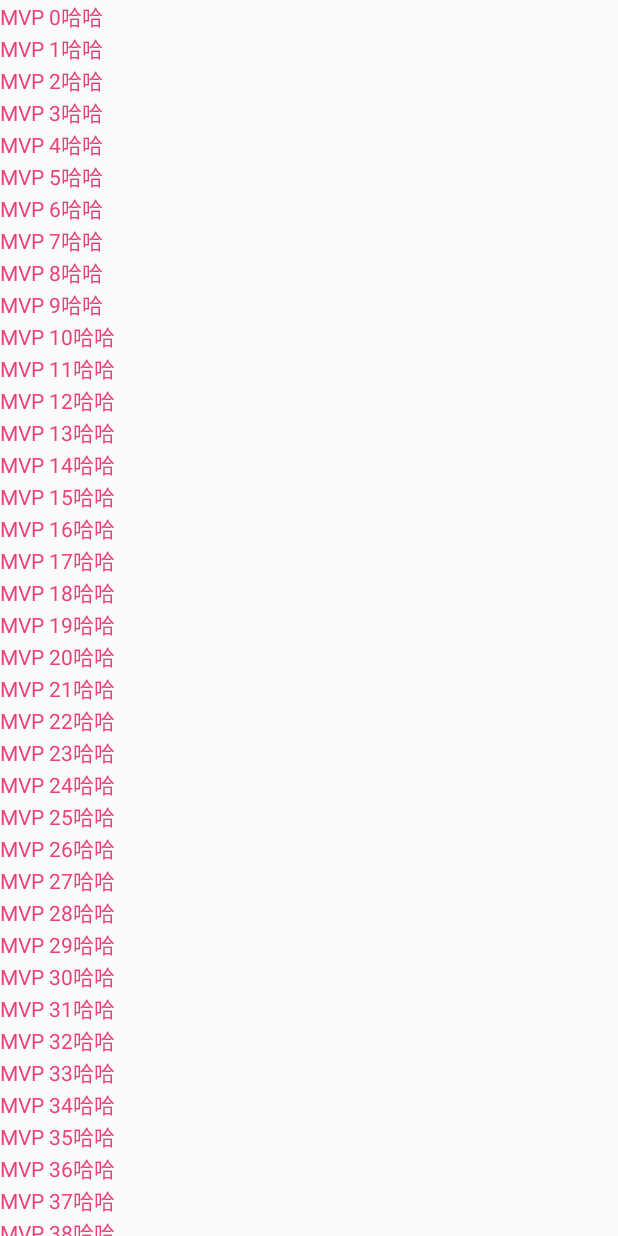
After one commit to huangzhiqin/UtilDemo, an Android app: the MVPActivity screen opened directly, with no data from a screen before it, on a phone screen of 412 x 824 dp. The commit adds this screen. Run offline under Robolectric (Android 15) with nearby library versions, the phone set to English and light mode, and no system bars; our stand-ins replace RxJava; 1 statement that could not run was skipped.

Commit message:
加入MVP模式，开始研究rxJava

```diff
--- a/UtilsDemo/app/build.gradle
+++ b/UtilsDemo/app/build.gradle
@@ -50,6 +50,9 @@ dependencies {
     //表格
     compile 'com.github.huangyanbin:SmartTable:2.2.0'
 
+    compile 'io.reactivex.rxjava2:rxjava:2.2.0'
+    compile 'io.reactivex.rxjava2:rxandroid:2.1.1'
+
 
 
 
--- a/UtilsDemo/app/src/main/java/android/support/v7/widget/helper/mvp/NewPresenter.java
+++ b/UtilsDemo/app/src/main/java/android/support/v7/widget/helper/mvp/NewPresenter.java
@@ -1,8 +1,25 @@
 package android.support.v7.widget.helper.mvp;
 
 import android.support.v7.widget.helper.mvp.base.BasePresenter;
+import android.support.v7.widget.helper.mvp.bean.MVP1Bean;
 import android.support.v7.widget.helper.mvp.views.NewView;
 import android.util.Log;
+
+import java.util.ArrayList;
+import java.util.HashMap;
+import java.util.Iterator;
+import java.util.List;
+import java.util.Map;
+import java.util.logging.Logger;
+
+import io.reactivex.Observable;
+import io.reactivex.ObservableEmitter;
+import io.reactivex.ObservableOnSubscribe;
+import io.reactivex.Observer;
+import io.reactivex.annotations.NonNull;
+import io.reactivex.disposables.Disposable;
+import io.reactivex.functions.Consumer;
+import io.reactivex.functions.Function;
 
 /**
  * Created by alina on 2019/3/18.
@@ -12,11 +29,13 @@ public class NewPresenter implements BasePresenter {
     private String TAG="NewPresenter";
     private NewView newsView;
 
-    public NewPresenter() {
+    public NewPresenter(NewView newsView) {
         if (newsView==null){
             Log.e(TAG,"taskDetailView cannot be null!");
+        }else {
+            this.newsView=newsView;
+            newsView.setPresenter(this);
         }
-        newsView.setPresenter(this);
     }
 
     @Override
@@ -31,11 +50,70 @@ public class NewPresenter implements BasePresenter {
 
     @Override
     public void netWorkData() {
-
+        List<Object> list=new ArrayList<>();
+        for (int i=0;i<10000;i++){
+            MVP1Bean mvpBean=new MVP1Bean();
+            mvpBean.name="MVP "+i+"哈哈";
+            list.add(mvpBean);
+        }
+        newsView.netWorkSuccess(list);
+        rxJavaConcat();
+        //rxJavaMap();
     }
 
     @Override
     public void netWorkLoadMoreData() {
 
     }
+
+    @SuppressWarnings("unchecked")//去掉泛型检查
+    private void rxJavaConcat(){
+        Observable.concat(Observable.just(1,2,3),Observable.just(4,5,6))
+                .subscribe(new Consumer<Integer>() {
+                    @Override
+                    public void accept(Integer integer) throws Exception {
+                        Log.e(TAG,"=========>"+integer);
+                    }
+                });
+        List<MVP1Bean> list=new ArrayList<>();
+        for (int i=0;i<10;i++){
+            MVP1Bean mvp=new MVP1Bean();
+            mvp.name="我是第 "+i+" 条数据";
+            list.add(mvp);
+        }
+        Observable.concatArray(Observable.just(list),Observable.just(list),Observable.just(list),Observable.just(list),Observable.just(list))
+        .subscribe(new Consumer<List< MVP1Bean>>() {
+            @Override
+            public void accept(List<MVP1Bean> stringObjectMap) throws Exception {
+                for (int i=0;i<stringObjectMap.size();i++){
+                    Log.e(TAG,"===>name="+stringObjectMap.get(i).name);
+                }
+
+            }
+        });
+    }
+
+    private void rxJavaMap(){
+        Observable.create(new ObservableOnSubscribe<Integer>() {
+            @Override
+            public void subscribe(@NonNull ObservableEmitter<Integer> emitter) throws Exception {
+                emitter.onNext(1);
+                emitter.onNext(2);
+                emitter.onNext(3);
+
+            }
+        }).map(new Function<Integer, String>() {//对数据类型进行转换Integer转成String
+            @Override
+            public String apply(@NonNull Integer integer) throws Exception {
+                return "this is result "+integer;
+            }
+        }).subscribe(new Consumer<String>() {
+            @Override
+            public void accept(String s) throws Exception {
+                Log.e(TAG,"accept=======> "+s);
+
+            }
+        });
+
+    }
 }
--- /dev/null
+++ b/UtilsDemo/app/src/main/java/android/support/v7/widget/helper/mvp/bean/MVP1Bean.java
@@ -0,0 +1,9 @@
+package android.support.v7.widget.helper.mvp.bean;
+
+/**
+ * Created by alina on 2019/3/26.
+ */
+
+public class MVP1Bean {
+    public String name;
+}
--- /dev/null
+++ b/UtilsDemo/app/src/main/java/android/support/v7/widget/helper/mvp/test/MVPActivity.java
@@ -0,0 +1,92 @@
+package android.support.v7.widget.helper.mvp.test;
+
+import android.app.Activity;
+import android.os.Bundle;
+import android.os.Handler;
+import android.support.annotation.Nullable;
+import android.support.v7.widget.LinearLayoutManager;
+import android.support.v7.widget.RecyclerView;
+import android.support.v7.widget.helper.mvp.NewPresenter;
+import android.support.v7.widget.helper.mvp.base.BasePresenter;
+import android.support.v7.widget.helper.mvp.bean.MVP1Bean;
+import android.support.v7.widget.helper.mvp.viewholder.MVP1ViewHolder;
+import android.support.v7.widget.helper.mvp.views.NewView;
+import android.util.Log;
+import android.widget.Toast;
+
+import com.first.alina.utilsdemo.R;
+import com.first.alina.utilsdemo.common.recyclerviews.ViewHolder;
+import com.first.alina.utilsdemo.scrollview.adapters.Adapter1;
+
+import java.util.ArrayList;
+import java.util.List;
+
+/**
+ * Created by alina on 2019/3/26.
+ */
+
+public class MVPActivity extends Activity implements NewView{
+    private final String TAG="MVPActivity";
+    private List<Object> objectList;
+    private Adapter1<Object> adapter1;
+    private NewPresenter newPresenter;
+    @Override
+    protected void onCreate(@Nullable Bundle savedInstanceState) {
+        super.onCreate(savedInstanceState);
+        setContentView(R.layout.activity_mvp);
+        RecyclerView recyclerView=findViewById(R.id.recyclerView);
+        objectList=new ArrayList<>();
+        new NewPresenter(this);
+        adapter1=new Adapter1<Object>(this) {
+            @Override
+            public Class<? extends ViewHolder> getHolderClass(Object object, int position) {
+                if (object instanceof MVP1Bean){
+                    return MVP1ViewHolder.class;
+                }
+                return MVP1ViewHolder.class;
+            }
+        };
+        recyclerView.setLayoutManager(new LinearLayoutManager(this));
+        recyclerView.setAdapter(adapter1);
+        newPresenter.netWorkData();
+        String [] names={"1","2","3"};
+
+    }
+
+    @Override
+    protected void onResume() {
+        super.onResume();
+        newPresenter.subscribe();
+    }
+
+    @Override
+    protected void onPause() {
+        super.onPause();
+        newPresenter.unSubscribe();
+    }
+
+    @Override
+    public void setPresenter(BasePresenter presenter) {
+        newPresenter= (NewPresenter) presenter;
+    }
+
+    @Override
+    public void netWorkSuccess(List<Object> list) {
+        objectList=list;
+        adapter1.addData(objectList);
+        Log.e(TAG,"====>"+list.size());
+       new Handler().postDelayed(new Runnable() {
+           @Override
+           public void run() {
+               Toast.makeText(MVPActivity.this,"添加数组",Toast.LENGTH_SHORT).show();
+           }
+       },3000);
+    }
+
+
+
+    @Override
+    public void netWorkError(Object object) {
+        Log.e(TAG,"====>"+object.toString());
+    }
+}
--- /dev/null
+++ b/UtilsDemo/app/src/main/java/android/support/v7/widget/helper/mvp/viewholder/MVP1ViewHolder.java
@@ -0,0 +1,35 @@
+package android.support.v7.widget.helper.mvp.viewholder;
+
+import android.content.Intent;
+import android.support.v7.widget.helper.mvp.bean.MVP1Bean;
+import android.support.v7.widget.helper.mvp.test.TestActivity;
+import android.view.View;
+import android.widget.TextView;
+
+import com.first.alina.utilsdemo.R;
+import com.first.alina.utilsdemo.common.recyclerviews.BindLayout;
+import com.first.alina.utilsdemo.common.recyclerviews.ViewHolder;
+
+/**
+ * Created by alina on 2019/3/26.
+ */
+@BindLayout(R.layout.viewholer_mvp1)
+public class MVP1ViewHolder extends ViewHolder<MVP1Bean> {
+    private TextView textView;
+
+    public MVP1ViewHolder(View itemView) {
+        super(itemView);
+        textView = getView(R.id.mvp_tv2);
+    }
+
+    @Override
+    public void setContent(final MVP1Bean item, int position) {
+        textView.setText(item.name);
+        textView.setOnClickListener(new View.OnClickListener() {
+            @Override
+            public void onClick(View v) {
+                textView.getContext().startActivity(new Intent(textView.getContext(), TestActivity.class));
+            }
+        });
+    }
+}
--- a/UtilsDemo/app/src/main/java/android/support/v7/widget/helper/mvp/views/NewView.java
+++ b/UtilsDemo/app/src/main/java/android/support/v7/widget/helper/mvp/views/NewView.java
@@ -2,6 +2,9 @@ package android.support.v7.widget.helper.mvp.views;
 
 import android.support.v7.widget.helper.mvp.base.BasePresenter;
 import android.support.v7.widget.helper.mvp.base.BaseView;
+import android.support.v7.widget.helper.mvp.bean.MVP1Bean;
+
+import java.util.List;
 
 /**
  * Created by alina on 2019/3/22.
@@ -9,7 +12,7 @@ import android.support.v7.widget.helper.mvp.base.BaseView;
 
 public interface NewView extends BaseView<BasePresenter> {
 
-    void netWorkSuccess();
+    void netWorkSuccess(List<Object> list);
 
     void netWorkError(Object object);
 }
--- a/UtilsDemo/app/src/main/res/layout/activity_main.xml
+++ b/UtilsDemo/app/src/main/res/layout/activity_main.xml
@@ -179,6 +179,12 @@
             android:layout_height="wrap_content"
             android:layout_marginTop="10dp"
             android:text="画布" />
+        <TextView
+            android:id="@+id/mvp_tv"
+            android:layout_width="wrap_content"
+            android:layout_height="wrap_content"
+            android:layout_marginTop="20dp"
+            android:text="MVP"/>
 
 
     </LinearLayout>
--- /dev/null
+++ b/UtilsDemo/app/src/main/res/layout/activity_mvp.xml
@@ -0,0 +1,8 @@
+<?xml version="1.0" encoding="utf-8"?>
+<android.support.v7.widget.RecyclerView xmlns:android="http://schemas.android.com/apk/res/android"
+    android:id="@+id/recyclerView"
+    android:orientation="vertical"
+    android:layout_width="match_parent"
+    android:layout_height="match_parent">
+
+</android.support.v7.widget.RecyclerView>
--- /dev/null
+++ b/UtilsDemo/app/src/main/res/layout/viewholer_mvp1.xml
@@ -0,0 +1,8 @@
+<?xml version="1.0" encoding="utf-8"?>
+<TextView xmlns:android="http://schemas.android.com/apk/res/android"
+    android:id="@+id/mvp_tv2"
+    android:orientation="vertical" android:layout_width="wrap_content"
+    android:layout_height="wrap_content"
+    android:textColor="@color/bg_pink">
+
+</TextView>
```
Also changed, not shown: UtilsDemo/app/src/main/AndroidManifest.xml (+47 -41 lines), UtilsDemo/app/src/main/java/android/support/v7/widget/helper/mvp/test/TestActivity.java (added, +21 -0 lines), UtilsDemo/app/src/main/java/com/first/alina/utilsdemo/MainActivity.java (+9 -0 lines), UtilsDemo/app/src/main/java/com/first/alina/utilsdemo/utils/CommonUtils.java (added, +15 -0 lines).
